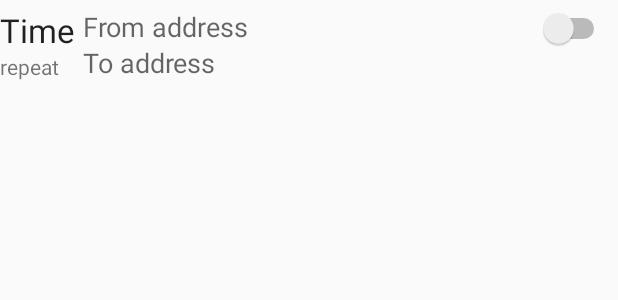
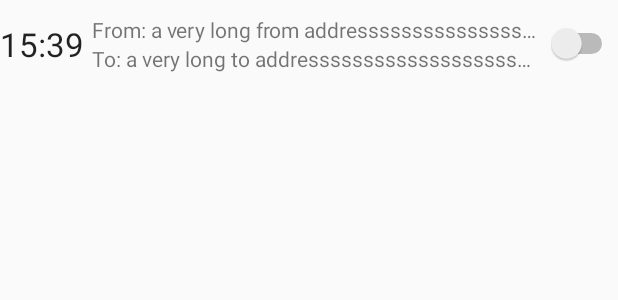
Before and after one commit to Will1229/BestRoute, an Android app: the layout content_one_item.xml on its own in the app's theme, with its tools: preview values and no code run, on a phone screen of 412 x 824 dp. Shown: the top 300 px of the screen. Run offline under Robolectric (Android 15) with nearby library versions, the phone set to English and light mode, and no system bars.

Commit message:
Gray out time if alarm switched off. Improved the look and feel of item list.

```diff
--- a/app/src/main/java/com/will/studio/bestroute/Backend/RouteDataManager.java
+++ b/app/src/main/java/com/will/studio/bestroute/Backend/RouteDataManager.java
@@ -94,9 +94,7 @@ public class RouteDataManager {
         for (File file : fileList
                 ) {
             RouteItem item = restoreItemFromDisc(file.getAbsolutePath());
-            if (item != null) {
-                itemList.add(item);
-            }
+            if (item != null) itemList.add(item);
         }
     }
 
--- a/app/src/main/java/com/will/studio/bestroute/Frontend/main/RouteItemListAdapter.java
+++ b/app/src/main/java/com/will/studio/bestroute/Frontend/main/RouteItemListAdapter.java
@@ -1,6 +1,7 @@
 package com.will.studio.bestroute.frontend.main;
 
 import android.content.Context;
+import android.graphics.Color;
 import android.view.LayoutInflater;
 import android.view.View;
 import android.view.ViewGroup;
@@ -51,21 +52,30 @@ public class RouteItemListAdapter extends BaseAdapter {
 
         LayoutInflater inflater = (LayoutInflater) context.getSystemService(Context
                 .LAYOUT_INFLATER_SERVICE);
-        convertView = inflater.inflate(R.layout.content_one_item, parent, false);
+        if (convertView != null) {
+            return convertView;
+        } else {
+            convertView = inflater.inflate(R.layout.content_one_item, parent, false);
+        }
 
         final RouteItem item = itemList.get(position);
 
         TextView time = (TextView) convertView.findViewById(R.id.item_list_time);
         time.setText(item.getTime());
+        setTimeColor(time, item.isSwitchedOn());
+
         TextView from = (TextView) convertView.findViewById(R.id.item_list_from);
-        from.setText(item.getFrom());
+        from.setText(context.getString(R.string.from_address, item.getFrom()));
+
         TextView to = (TextView) convertView.findViewById(R.id.item_list_to);
-        to.setText(item.getTo());
+        to.setText(context.getString(R.string.to_address, item.getTo()));
+
         //TODO: show repeat
 
         Switch aSwitch = (Switch) convertView.findViewById(R.id.item_list_alarm_switch);
         aSwitch.setChecked(item.isSwitchedOn());
 
+        final View finalConvertView = convertView;
         aSwitch.setOnCheckedChangeListener(new CompoundButton.OnCheckedChangeListener() {
             @Override
             public void onCheckedChanged(CompoundButton buttonView, boolean isChecked) {
@@ -82,10 +92,18 @@ public class RouteItemListAdapter extends BaseAdapter {
                             .LENGTH_SHORT).show();
                 }
                 item.setIsSwitchedOn(isChecked);
+                TextView time = (TextView) finalConvertView.findViewById(R.id.item_list_time);
+                setTimeColor(time, isChecked);
                 routeDataManager.updateItem(item);
             }
         });
 
         return convertView;
     }
+
+    private void setTimeColor(TextView time, boolean isChecked) {
+        time.setTextColor(isChecked ? Color.BLACK : Color.GRAY);
+    }
+
+
 }
--- a/app/src/main/res/layout/content_main.xml
+++ b/app/src/main/res/layout/content_main.xml
@@ -16,19 +16,18 @@
     tools:context=".frontend.main.Activities.MainActivity"
     tools:showIn="@layout/app_bar_main">
 
-    <TextView
-        android:layout_width="match_parent"
-        android:layout_height="wrap_content"
-        android:gravity="start"
-        android:text="@string/current_plans_title"
-        android:textSize="@dimen/abc_dialog_padding_top_material"/>
+    <!--<TextView-->
+        <!--android:layout_width="match_parent"-->
+        <!--android:layout_height="wrap_content"-->
+        <!--android:gravity="start"-->
+        <!--android:text="@string/current_plans_title"-->
+        <!--android:textSize="@dimen/abc_dialog_padding_top_material"/>-->
 
     <ListView
         android:id="@+id/main_item_list"
         android:layout_width="match_parent"
         android:layout_height="match_parent"
         android:clickable="true"
-        android:longClickable="true"
         android:divider="#afa1a1"
         android:dividerHeight="1dp"/>
 
--- a/app/src/main/res/layout/content_one_item.xml
+++ b/app/src/main/res/layout/content_one_item.xml
@@ -1,7 +1,8 @@
 <?xml version="1.0" encoding="utf-8"?>
 <RelativeLayout xmlns:android="http://schemas.android.com/apk/res/android"
+                xmlns:tools="http://schemas.android.com/tools"
                 android:layout_width="match_parent"
-                android:layout_height="match_parent"
+                android:layout_height="wrap_content"
                 android:orientation="vertical">
 
 
@@ -11,32 +12,51 @@
         android:layout_height="wrap_content"
         android:layout_alignParentLeft="true"
         android:layout_alignParentStart="true"
-        android:layout_alignParentTop="true"
-        android:layout_marginTop="5dp"
-        android:text="Time"
-        android:textAppearance="?android:attr/textAppearanceLarge"/>
+        android:layout_centerVertical="true"
+        android:ellipsize="end"
+        android:singleLine="true"
+        android:text="15:39"
+        android:textAppearance="?android:attr/textAppearanceLarge"
+        tools:ignore="HardcodedText"/>
 
-    <TextView
-        android:id="@+id/item_list_from"
-        android:layout_width="wrap_content"
+    <RelativeLayout
+        android:id="@+id/item_list_addresses"
+        xmlns:android="http://schemas.android.com/apk/res/android"
+        android:layout_width="match_parent"
         android:layout_height="wrap_content"
-        android:layout_alignTop="@+id/item_list_time"
         android:layout_marginLeft="5dp"
-        android:layout_marginStart="5dp"
-        android:layout_toEndOf="@+id/item_list_time"
+        android:layout_marginRight="5dp"
+        android:layout_toLeftOf="@+id/item_list_alarm_switch"
         android:layout_toRightOf="@+id/item_list_time"
-        android:text="From address"
-        android:textAppearance="?android:attr/textAppearanceMedium"/>
+        android:orientation="vertical">
 
-    <TextView
-        android:id="@+id/item_list_to"
-        android:layout_width="wrap_content"
-        android:layout_height="wrap_content"
-        android:layout_alignBottom="@+id/item_list_repeat"
-        android:layout_alignLeft="@+id/item_list_from"
-        android:layout_alignStart="@+id/item_list_from"
-        android:text="To address"
-        android:textAppearance="?android:attr/textAppearanceMedium"/>
+        <TextView
+            android:id="@+id/item_list_from"
+            android:layout_width="wrap_content"
+            android:layout_height="wrap_content"
+            android:layout_alignParentLeft="true"
+            android:layout_alignParentStart="true"
+            android:layout_alignParentTop="true"
+            android:layout_marginTop="10dp"
+            android:ellipsize="end"
+            android:singleLine="true"
+            android:text="From: a very long from addressssssssssssssssssssssssssss"
+            android:textAppearance="?android:attr/textAppearanceSmall"/>
+
+        <TextView
+            android:id="@+id/item_list_to"
+            android:layout_width="wrap_content"
+            android:layout_height="wrap_content"
+            android:layout_alignParentLeft="true"
+            android:layout_alignParentStart="true"
+            android:layout_below="@+id/item_list_from"
+            android:layout_marginBottom="10dp"
+            android:ellipsize="end"
+            android:singleLine="true"
+            android:text="To: a very long to addressssssssssssssssssssssssssss"
+            android:textAppearance="?android:attr/textAppearanceSmall"/>
+    </RelativeLayout>
+
 
     <Switch
         android:id="@+id/item_list_alarm_switch"
@@ -44,20 +64,7 @@
         android:layout_height="wrap_content"
         android:layout_alignParentEnd="true"
         android:layout_alignParentRight="true"
-        android:layout_alignTop="@+id/item_list_from"
-        android:layout_marginEnd="5dp"
-        android:layout_marginRight="5dp"
-        android:focusable="false"
-        />
-
-    <TextView
-        android:id="@+id/item_list_repeat"
-        android:layout_width="wrap_content"
-        android:layout_height="wrap_content"
-        android:layout_alignLeft="@+id/item_list_time"
-        android:layout_alignStart="@+id/item_list_time"
-        android:layout_below="@+id/item_list_time"
-        android:text="repeat"
-        android:textAppearance="?android:attr/textAppearanceSmall"/>
+        android:layout_centerVertical="true"
+        android:focusable="false"/>
 
 </RelativeLayout>
--- a/app/src/main/res/values/strings.xml
+++ b/app/src/main/res/values/strings.xml
@@ -37,6 +37,8 @@
     <string name="current_plans_title">My Route Plans</string>
     <string name="success_to_save_new_item">Your route plan is saved and will be updated everyday at: </string>
     <string name="fail_to_save_new_item">Failed to save. Try again</string>
+    <string name="from_address">From: %s</string>
+    <string name="to_address">To: %s</string>
 
     <!-- Strings related to MapViewActivity -->
     <string name="map_view_toolbar_title">Route</string>
```
